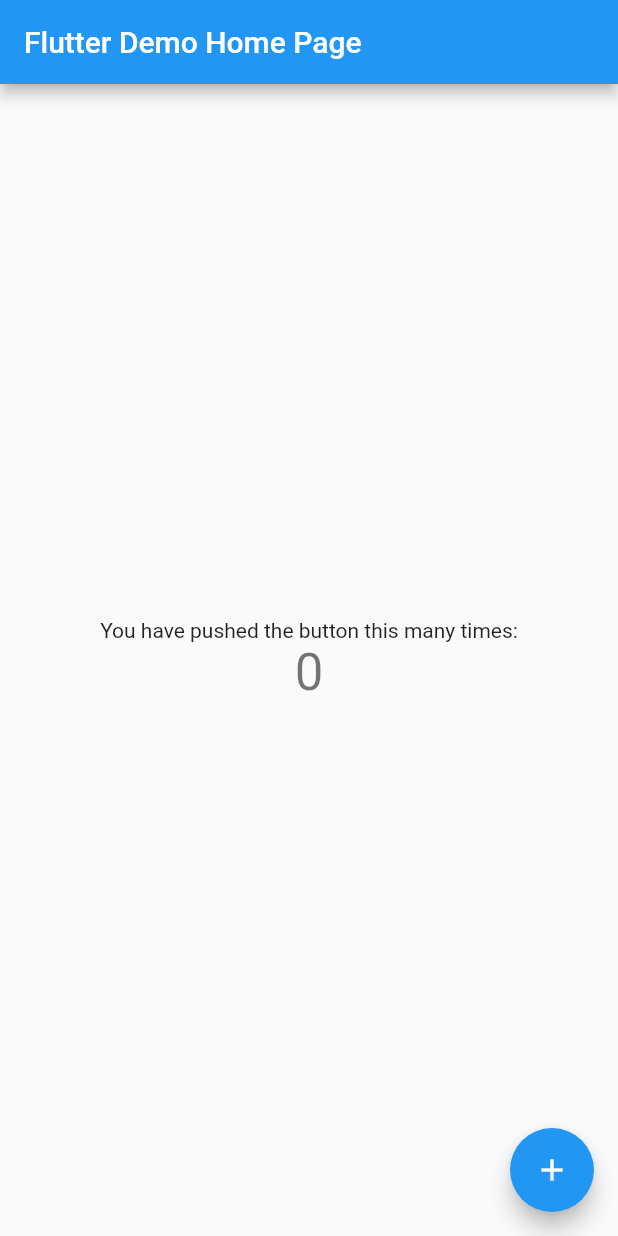
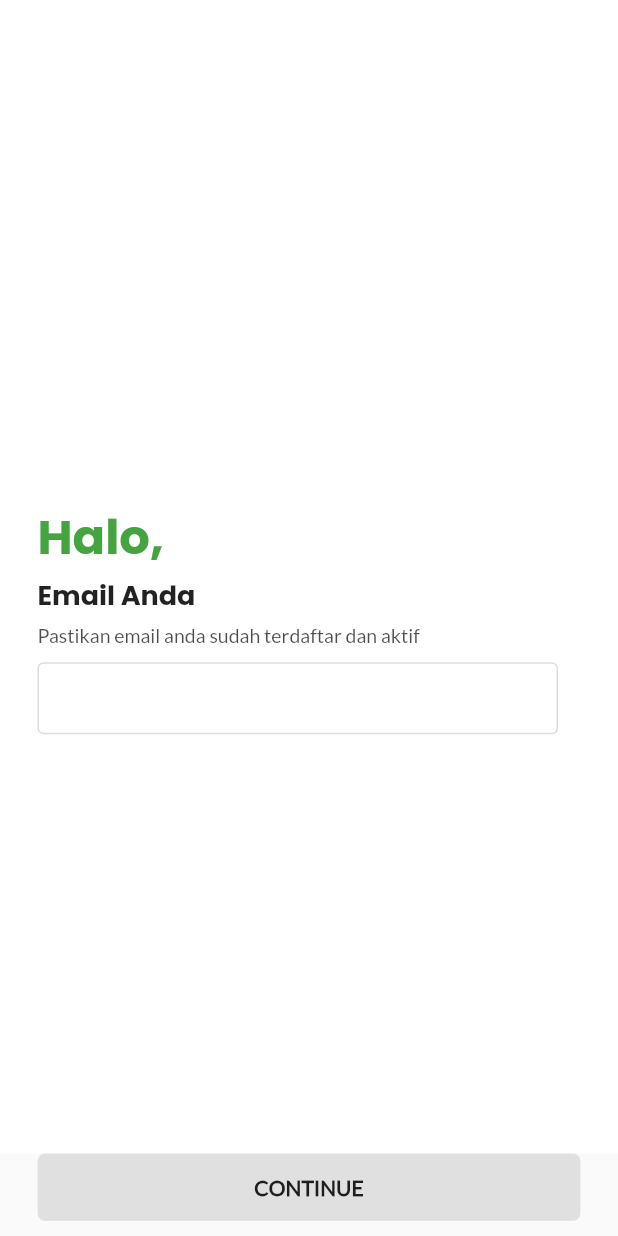
Before and after one commit to bayumoonfang/abseno, a Flutter app: the screen it shows after launch, on a phone screen of 412 x 824 dp. Run offline on Flutter 3.47's test engine with Material 2 defaults, Android fonts, the phone set to English and light mode, and no system bars; our stand-ins replace flushbar, flutter_easyloading, font_awesome_flutter, google_fonts, hexcolor.

Commit message:
08092022

```diff
--- /dev/null
+++ b/lib/helper/app_helper.dart
@@ -0,0 +1,48 @@
+
+
+
+
+
+import 'package:flushbar/flushbar.dart';
+import 'package:flutter/cupertino.dart';
+import 'package:flutter/material.dart';
+
+class AppHelper{
+
+
+  showFlushBarsuccess(BuildContext context, String stringme) => Flushbar(
+    // title:  "Hey Ninja",
+    message:  stringme,
+    shouldIconPulse: false,
+    duration:  Duration(seconds: 5),
+    backgroundColor: Colors.black,
+    flushbarPosition: FlushbarPosition.TOP ,
+  )..show(context);
+
+
+  showFlushBarerror(BuildContext context, String stringme) => Flushbar(
+    // title:  "Hey Ninja",
+    message:  stringme,
+    shouldIconPulse: false,
+    duration:  Duration(seconds: 5),
+    backgroundColor: Colors.red,
+    flushbarPosition: FlushbarPosition.TOP ,
+  )..show(context);
+
+
+  showsuccess(String txtError){
+    BuildContext context;
+    showFlushBarsuccess(context, txtError);
+    return;
+  }
+
+  showerror(String txtError){
+    BuildContext context;
+    showFlushBarerror(context, txtError);
+    return;
+  }
+
+
+
+
+}
--- /dev/null
+++ b/lib/helper/app_link.dart
@@ -0,0 +1 @@
+String applink = "https://abzeno.missolution.id/";
--- /dev/null
+++ b/lib/helper/page_route.dart
@@ -0,0 +1,61 @@
+import 'package:flutter/cupertino.dart';
+
+
+
+
+class EnterPage extends PageRouteBuilder {
+  AnimationController controller;
+  final Widget page;
+  EnterPage({this.page})
+      : super(
+    pageBuilder: (
+        BuildContext context,
+        Animation<double> animation,
+        Animation<double> secondaryAnimation,
+        ) =>
+    page,
+    transitionDuration : Duration(milliseconds: 200),
+    transitionsBuilder: (
+        BuildContext context,
+        Animation<double> animation,
+        Animation<double> secondaryAnimation,
+        Widget child,
+        ) =>
+        SlideTransition(
+          position: Tween<Offset>(
+            begin: const Offset(-1, 0),
+            end: Offset.zero,
+          ).animate(animation),
+          child: child,
+        ),
+  );
+}
+
+
+class ExitPage extends PageRouteBuilder {
+  final Widget page;
+  ExitPage({this.page})
+      : super(
+    pageBuilder: (
+        BuildContext context,
+        Animation<double> animation,
+        Animation<double> secondaryAnimation,
+        ) =>
+    page,
+    transitionDuration : Duration(milliseconds:200),
+    transitionsBuilder: (
+        BuildContext context,
+        Animation<double> animation,
+        Animation<double> secondaryAnimation,
+        Widget child
+        ) =>
+        SlideTransition(
+          position: Tween<Offset>(
+            begin: const Offset(1, 0),
+            end: Offset.zero,
+          ).animate(animation),
+          child: child,
+        ),
+
+  );
+}
--- a/lib/main.dart
+++ b/lib/main.dart
@@ -1,115 +1,24 @@
+import 'package:abseno/page_login.dart';
 import 'package:flutter/material.dart';
+import 'package:flutter_easyloading/flutter_easyloading.dart';
 
 void main() {
-  runApp(const MyApp());
+  runApp(MyApp());
 }
 
 class MyApp extends StatelessWidget {
-  const MyApp({Key? key}) : super(key: key);
-
-  // This widget is the root of your application.
   @override
   Widget build(BuildContext context) {
     return MaterialApp(
+      debugShowCheckedModeBanner: false,
       title: 'Flutter Demo',
       theme: ThemeData(
-        // This is the theme of your application.
-        //
-        // Try running your application with "flutter run". You'll see the
-        // application has a blue toolbar. Then, without quitting the app, try
-        // changing the primarySwatch below to Colors.green and then invoke
-        // "hot reload" (press "r" in the console where you ran "flutter run",
-        // or simply save your changes to "hot reload" in a Flutter IDE).
-        // Notice that the counter didn't reset back to zero; the application
-        // is not restarted.
         primarySwatch: Colors.blue,
+        visualDensity: VisualDensity.adaptivePlatformDensity,
       ),
-      home: const MyHomePage(title: 'Flutter Demo Home Page'),
+      home: PageLogin(),
+      builder: EasyLoading.init(),
+      //home : Login()
     );
   }
 }
-
-class MyHomePage extends StatefulWidget {
-  const MyHomePage({Key? key, required this.title}) : super(key: key);
-
-  // This widget is the home page of your application. It is stateful, meaning
-  // that it has a State object (defined below) that contains fields that affect
-  // how it looks.
-
-  // This class is the configuration for the state. It holds the values (in this
-  // case the title) provided by the parent (in this case the App widget) and
-  // used by the build method of the State. Fields in a Widget subclass are
-  // always marked "final".
-
-  final String title;
-
-  @override
-  State<MyHomePage> createState() => _MyHomePageState();
-}
-
-class _MyHomePageState extends State<MyHomePage> {
-  int _counter = 0;
-
-  void _incrementCounter() {
-    setState(() {
-      // This call to setState tells the Flutter framework that something has
-      // changed in this State, which causes it to rerun the build method below
-      // so that the display can reflect the updated values. If we changed
-      // _counter without calling setState(), then the build method would not be
-      // called again, and so nothing would appear to happen.
-      _counter++;
-    });
-  }
-
-  @override
-  Widget build(BuildContext context) {
-    // This method is rerun every time setState is called, for instance as done
-    // by the _incrementCounter method above.
-    //
-    // The Flutter framework has been optimized to make rerunning build methods
-    // fast, so that you can just rebuild anything that needs updating rather
-    // than having to individually change instances of widgets.
-    return Scaffold(
-      appBar: AppBar(
-        // Here we take the value from the MyHomePage object that was created by
-        // the App.build method, and use it to set our appbar title.
-        title: Text(widget.title),
-      ),
-      body: Center(
-        // Center is a layout widget. It takes a single child and positions it
-        // in the middle of the parent.
-        child: Column(
-          // Column is also a layout widget. It takes a list of children and
-          // arranges them vertically. By default, it sizes itself to fit its
-          // children horizontally, and tries to be as tall as its parent.
-          //
-          // Invoke "debug painting" (press "p" in the console, choose the
-          // "Toggle Debug Paint" action from the Flutter Inspector in Android
-          // Studio, or the "Toggle Debug Paint" command in Visual Studio Code)
-          // to see the wireframe for each widget.
-          //
-          // Column has various properties to control how it sizes itself and
-          // how it positions its children. Here we use mainAxisAlignment to
-          // center the children vertically; the main axis here is the vertical
-          // axis because Columns are vertical (the cross axis would be
-          // horizontal).
-          mainAxisAlignment: MainAxisAlignment.center,
-          children: <Widget>[
-            const Text(
-              'You have pushed the button this many times:',
-            ),
-            Text(
-              '$_counter',
-              style: Theme.of(context).textTheme.headline4,
-            ),
-          ],
-        ),
-      ),
-      floatingActionButton: FloatingActionButton(
-        onPressed: _incrementCounter,
-        tooltip: 'Increment',
-        child: const Icon(Icons.add),
-      ), // This trailing comma makes auto-formatting nicer for build methods.
-    );
-  }
-}
--- /dev/null
+++ b/lib/page_login.dart
@@ -0,0 +1,170 @@
+
+
+
+
+import 'dart:convert';
+
+import 'package:abseno/helper/app_helper.dart';
+import 'package:abseno/page_loginpin.dart';
+import 'package:flutter/cupertino.dart';
+import 'package:flutter/material.dart';
+import 'package:flutter_easyloading/flutter_easyloading.dart';
+import 'package:google_fonts/google_fonts.dart';
+import 'package:hexcolor/hexcolor.dart';
+import 'package:http/http.dart' as http;
+
+import 'helper/app_link.dart';
+import 'helper/page_route.dart';
+
+
+class PageLogin extends StatefulWidget{
+
+  @override
+  _PageLogin createState() => _PageLogin();
+}
+
+
+
+class _PageLogin extends State<PageLogin> {
+  final _emailq = TextEditingController();
+  bool isLoading = false;
+
+  showsuccess(String txtError){AppHelper().showFlushBarsuccess(context, txtError);
+    return;}showerror(String txtError){AppHelper().showFlushBarerror(context, txtError);return;}
+
+
+ _checkEmail() async {
+    if(_emailq.text.isEmpty) {
+      showerror("Email tidak boleh kosong");
+      return false;
+    }
+
+    setState(() {
+      FocusScope.of(context).requestFocus(FocusNode());
+      isLoading = true;
+    });
+    final response = await http.post(applink+"mobile/api_mobile.php?act=cek_emailuser", body: {
+      "email_user": _emailq.text
+    }).timeout(Duration(seconds: 10),onTimeout: (){
+      http.Client().close();
+      setState(() {
+        isLoading = false;
+      });
+      showsuccess("Koneksi Terputus, silahkan ulangi sekali lagi");
+      return http.Response('Error',500);
+    });
+
+    Map data = jsonDecode(response.body);
+    if(data["message"] != '') {
+      setState(() {
+        isLoading = false;
+      });
+      if(data["message"] == '0') {
+        showsuccess("Mohon maaf, email tidak ditemukan");
+      } else if(data["message"] == '2') {
+        showsuccess("Mohon maaf, email anda sudah tidak aktif");
+      } else if(data["message"] == '1') {
+
+        Navigator.push(context, ExitPage(page: PageLoginPIN(_emailq.text)));
+      }
+    }
+
+  }
+
+
+  @override
+  Widget build(BuildContext context) {
+    return WillPopScope(child: Scaffold(
+        body: Container(
+          height: double.infinity,
+          width: double.infinity,
+          color: Colors.white,
+          padding: const EdgeInsets.only(left: 25,right: 25),
+            child : Align(
+                alignment: Alignment.centerLeft,
+                child :
+                    Column(
+                      mainAxisAlignment: MainAxisAlignment.center,
+                      //crossAxisAlignment: CrossAxisAlignment.center,
+                      children: [
+                        Align(alignment: Alignment.centerLeft,child : Text("Halo,", style : GoogleFonts.poppins(fontWeight: FontWeight.bold,
+                            fontSize: 32, color: HexColor("#44a440")))),
+                        Padding(padding: const EdgeInsets.only(top: 1),child :  Align(alignment: Alignment.centerLeft,
+                            child : Text("Email Anda", style : GoogleFonts.poppins(fontWeight: FontWeight.bold,
+                                fontSize: 18))),),
+                        Opacity(
+                            opacity: 0.8,
+                            child :    Padding(padding: const EdgeInsets.only(top: 5),child :  Align(alignment: Alignment.centerLeft,
+                                child : Text("Pastikan email anda sudah terdaftar dan aktif", style : GoogleFonts.lato(
+                                    fontSize: 13))),)
+                        ),
+
+                        Padding(padding: const EdgeInsets.only(top: 10,right: 15),
+                          child: TextFormField(
+                            controller: _emailq,
+                           // keyboardType: TextInputType.number,
+                            //textCapitalization: TextCapitalization.words,
+                            style: TextStyle(fontFamily: "VarelaRound",fontSize: 15),
+                            decoration: new InputDecoration(
+                              contentPadding: const EdgeInsets.only(top: 1,left: 10,bottom: 1),
+                              focusedBorder: OutlineInputBorder(
+                                borderSide: BorderSide(color: HexColor("#DDDDDD"), width: 1.0),
+                              ),
+                              enabledBorder: OutlineInputBorder(
+                                borderSide: BorderSide(color: HexColor("#DDDDDD"), width: 1.0),
+                              ),
+                              /* prefixIcon: Padding(
+                        padding: EdgeInsets.only(left: 2), // add padding to adjust icon
+                        child: Icon(Icons.phone, size: 20,),
+                      ),*/
+                            ),
+                          ),
+                        ),
+                      ],
+                    )
+
+            ),
+        ),
+      bottomSheet:
+      isLoading == true ?
+      Container(
+          width: double.infinity,
+          color: Colors.white,
+          height: 65,
+          padding : const EdgeInsets.only(left: 25,right: 25,bottom: 10),
+          child :
+          Center(
+            child:  SizedBox(
+              child: CircularProgressIndicator(),
+              height: 30.0,
+              width: 30.0,
+            ),
+          ))
+          :
+      Container(
+          width: double.infinity,
+          height: 55,
+          padding : const EdgeInsets.only(left: 25,right: 25,bottom: 10),
+          child :
+          RaisedButton(
+            elevation: 0,
+            shape: RoundedRectangleBorder(side: BorderSide(
+                color: Colors.white,
+                width: 0.1,
+                style: BorderStyle.solid
+            ),
+              borderRadius: BorderRadius.circular(5.0),
+            ),
+            child : Text("CONTINUE", style: GoogleFonts.lato(fontWeight: FontWeight.bold),),
+            onPressed: (){
+              _checkEmail();
+            },
+          )
+      ),
+
+    ), onWillPop: onWillPop);
+  }
+
+  Future<bool> onWillPop() {
+  }
+}
```
Also changed, not shown: lib/page_loginpin.dart (added, +261 -0 lines), pubspec.yaml (+38 -1 lines), fonts/latoreguler.ttf (added), fonts/monseratreguler.ttf (added), fonts/nexalight.otf (added), fonts/nunitoreguler.ttf (added), fonts/opensansregular.ttf (added), fonts/poppinsregular.ttf (added), fonts/proximanovareguler.otf (added), fonts/robotoreguler.ttf (added), fonts/varelaround.ttf (added), pubspec.lock.
